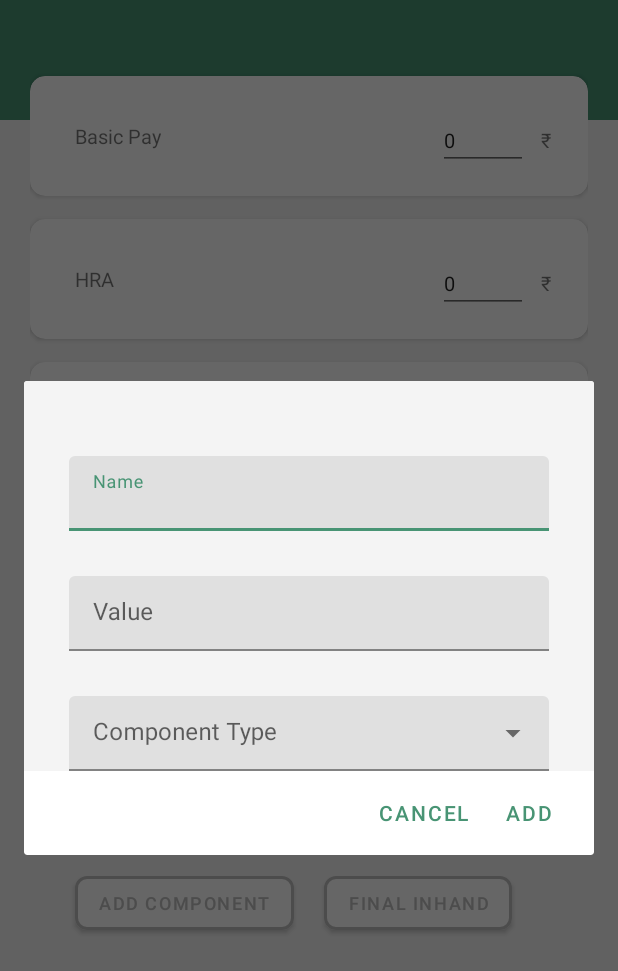
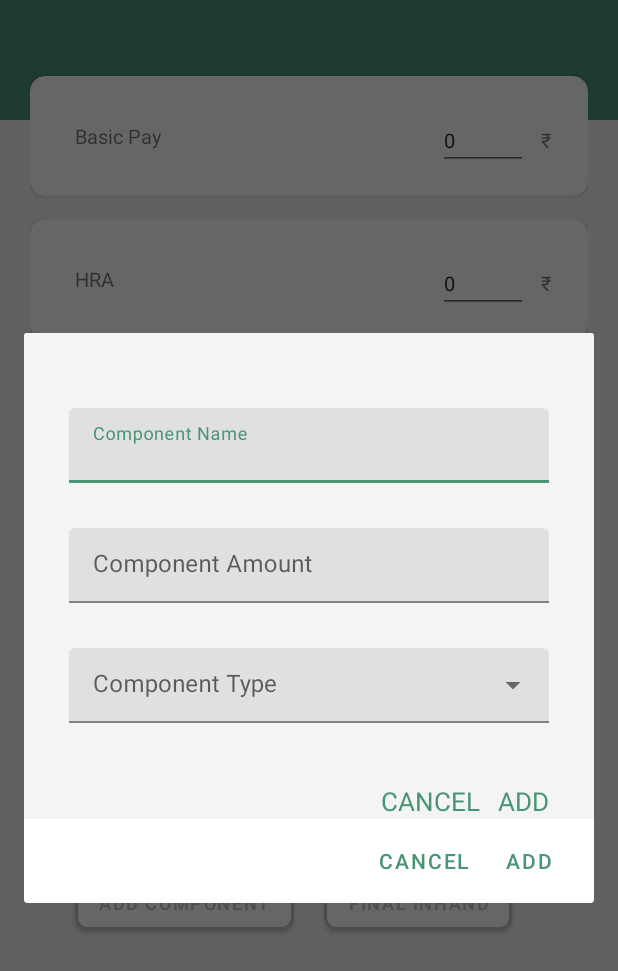
Before and after one commit to VishalNechwani/Hiker, an Android app: the SalaryComponentPreviewFragment screen opened through its navigation route, after a tap on "ADD COMPONENT", on a phone screen of 412 x 824 dp. Shown: the top 971 px of the screen. Run offline under Robolectric (Android 15) with nearby library versions, the phone set to English and light mode, and no system bars; our stand-ins replace data binding; 2 statements that could not run were skipped.

Commit message:
Updates in alert for validation

```diff
--- a/app/src/main/java/com/example/hiker/model/RoomConverters.kt
+++ b/app/src/main/java/com/example/hiker/model/RoomConverters.kt
@@ -3,7 +3,6 @@ package com.example.hiker.model
 import androidx.room.ProvidedTypeConverter
 import androidx.room.TypeConverter
 import com.example.hiker.utils.Component
-import com.example.hiker.utils.JsonParser
 import com.google.gson.Gson
 import com.google.gson.reflect.TypeToken
 
--- a/app/src/main/res/layout/component_add_alert.xml
+++ b/app/src/main/res/layout/component_add_alert.xml
@@ -50,9 +50,6 @@
             android:inputType="textPersonName"
             />
 
-
-
-
     </com.google.android.material.textfield.TextInputLayout>
 
 
@@ -79,4 +76,41 @@
 
     </com.google.android.material.textfield.TextInputLayout>
 
+    <TextView
+        android:id="@+id/add_component_button"
+        android:layout_width="wrap_content"
+        android:layout_height="wrap_content"
+        android:layout_marginTop="40dp"
+        android:text="@string/add_alert"
+        android:textColor="@color/teal_200"
+        android:textSize="17sp"
+        android:layout_marginBottom="30dp"
+        app:layout_constraintEnd_toEndOf="@+id/select_component_type"
+        app:layout_constraintTop_toBottomOf="@+id/select_component_type" />
+
+    <TextView
+        android:id="@+id/cancel_button"
+        android:layout_width="wrap_content"
+        android:layout_height="wrap_content"
+        android:layout_marginTop="40dp"
+        android:text="@string/cancel_alert"
+        android:textColor="@color/teal_200"
+        android:textSize="17sp"
+        android:layout_marginEnd="12dp"
+        app:layout_constraintEnd_toStartOf="@+id/add_component_button"
+        app:layout_constraintTop_toBottomOf="@+id/select_component_type" />
+
+    <TextView
+        android:id="@+id/invisible"
+        android:layout_width="wrap_content"
+        android:layout_height="15dp"
+        android:visibility="invisible"
+        android:layout_marginTop="5dp"
+        android:textColor="@color/teal_200"
+        android:textSize="17sp"
+        android:layout_marginEnd="20dp"
+        app:layout_constraintEnd_toStartOf="@+id/add_component_button"
+        app:layout_constraintTop_toBottomOf="@+id/cancel" />
+
+
 </androidx.constraintlayout.widget.ConstraintLayout>
--- a/app/src/main/res/values/strings.xml
+++ b/app/src/main/res/values/strings.xml
@@ -20,8 +20,8 @@
     <string name="tax_deduction_section">Tax Deductions</string>
     <string name="in_hand">Final Inhand</string>
     <string name="component_type">Component Type</string>
-    <string name="component_name">Name</string>
-    <string name="component_value">Value</string>
+    <string name="component_name">Component Name</string>
+    <string name="component_value">Component Amount</string>
     <string name="add">Add</string>
     <string name="save">Save</string>
     <string name="cancel">Cancel</string>
@@ -37,4 +37,6 @@
     <string name="in_hand_only">In Hand</string>
     <string name="calculate_in_hand_only_alert">CALCULATE INHAND</string>
     <string name="cancel_alert">CANCEL</string>
+    <string name="add_alert">ADD</string>
+
 </resources>
```
Also changed, not shown: app/src/main/java/com/example/hiker/utils/GsonParser.kt (deleted, +0 -16 lines), app/src/main/java/com/example/hiker/utils/JsonParser.kt (deleted, +0 -8 lines), app/src/main/java/com/example/hiker/view/CompanyListFragment.kt (+42 -6 lines), app/src/main/java/com/example/hiker/view/SalaryComponentPreviewFragment.kt (+11 -14 lines), app/src/main/java/com/example/hiker/viewmodel/MainViewModel.kt (+0 -12 lines), app/src/main/res/layout/fragment_show_component_list.xml (+9 -5 lines).
